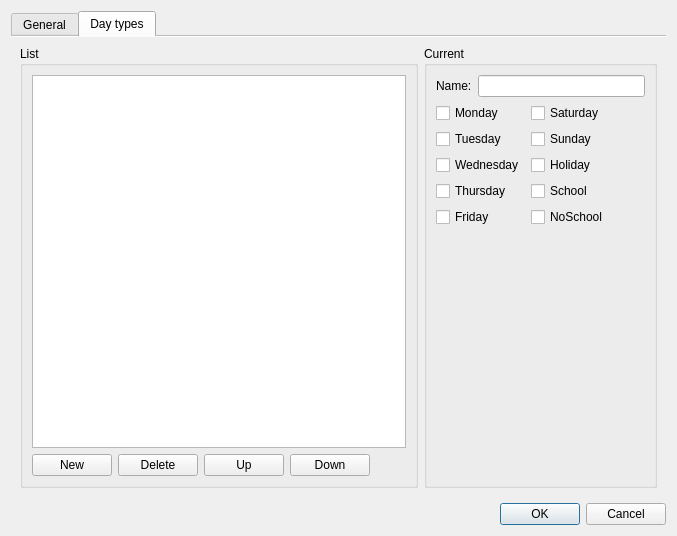
First picture: the form in Dialogs/DlgProjectsettings.ui, repository ma7t3/ScheduleMaster, before the edit.
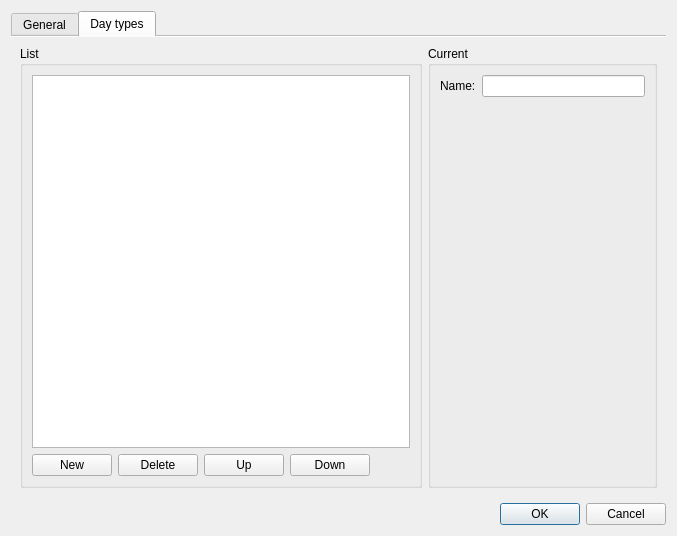
Second picture: the form after the edit. Custom widgets are drawn as their Qt base class.

```diff
--- a/Dialogs/DlgProjectsettings.ui
+++ b/Dialogs/DlgProjectsettings.ui
@@ -175,95 +175,7 @@
            </layout>
           </item>
           <item>
-           <layout class="QHBoxLayout" name="horizontalLayout_3">
-            <item>
-             <layout class="QFormLayout" name="formLayout">
-              <item row="0" column="0">
-               <widget class="QCheckBox" name="cbMonday">
-                <property name="text">
-                 <string>Monday</string>
-                </property>
-               </widget>
-              </item>
-              <item row="0" column="1">
-               <widget class="QCheckBox" name="cbSaturday">
-                <property name="text">
-                 <string>Saturday</string>
-                </property>
-               </widget>
-              </item>
-              <item row="1" column="0">
-               <widget class="QCheckBox" name="cbTuesday">
-                <property name="text">
-                 <string>Tuesday</string>
-                </property>
-               </widget>
-              </item>
-              <item row="1" column="1">
-               <widget class="QCheckBox" name="cbSunday">
-                <property name="text">
-                 <string>Sunday</string>
-                </property>
-               </widget>
-              </item>
-              <item row="2" column="0">
-               <widget class="QCheckBox" name="cbWednesday">
-                <property name="text">
-                 <string>Wednesday</string>
-                </property>
-               </widget>
-              </item>
-              <item row="2" column="1">
-               <widget class="QCheckBox" name="cbHoliday">
-                <property name="text">
-                 <string>Holiday</string>
-                </property>
-               </widget>
-              </item>
-              <item row="3" column="0">
-               <widget class="QCheckBox" name="cbThursday">
-                <property name="text">
-                 <string>Thursday</string>
-                </property>
-               </widget>
-              </item>
-              <item row="3" column="1">
-               <widget class="QCheckBox" name="cbSchool">
-                <property name="text">
-                 <string>School</string>
-                </property>
-               </widget>
-              </item>
-              <item row="4" column="0">
-               <widget class="QCheckBox" name="cbFriday">
-                <property name="text">
-                 <string>Friday</string>
-                </property>
-               </widget>
-              </item>
-              <item row="4" column="1">
-               <widget class="QCheckBox" name="cbNoSchool">
-                <property name="text">
-                 <string>NoSchool</string>
-                </property>
-               </widget>
-              </item>
-             </layout>
-            </item>
-            <item>
-             <spacer name="horizontalSpacer_2">
-              <property name="orientation">
-               <enum>Qt::Horizontal</enum>
-              </property>
-              <property name="sizeHint" stdset="0">
-               <size>
-                <width>40</width>
-                <height>20</height>
-               </size>
-              </property>
-             </spacer>
-            </item>
-           </layout>
+           <widget class="WdgDaySelector" name="daySelector" native="true"/>
           </item>
           <item>
            <spacer name="verticalSpacer">
@@ -297,6 +209,17 @@
    </item>
   </layout>
  </widget>
+ <customwidgets>
+  <customwidget>
+   <class>WdgDaySelector</class>
+   <extends>QWidget</extends>
+   <header>Widgets/WdgDaySelector.h</header>
+   <container>1</container>
+   <slots>
+    <signal>weekDaysChanged()</signal>
+   </slots>
+  </customwidget>
+ </customwidgets>
  <resources/>
  <connections>
   <connection>
```
